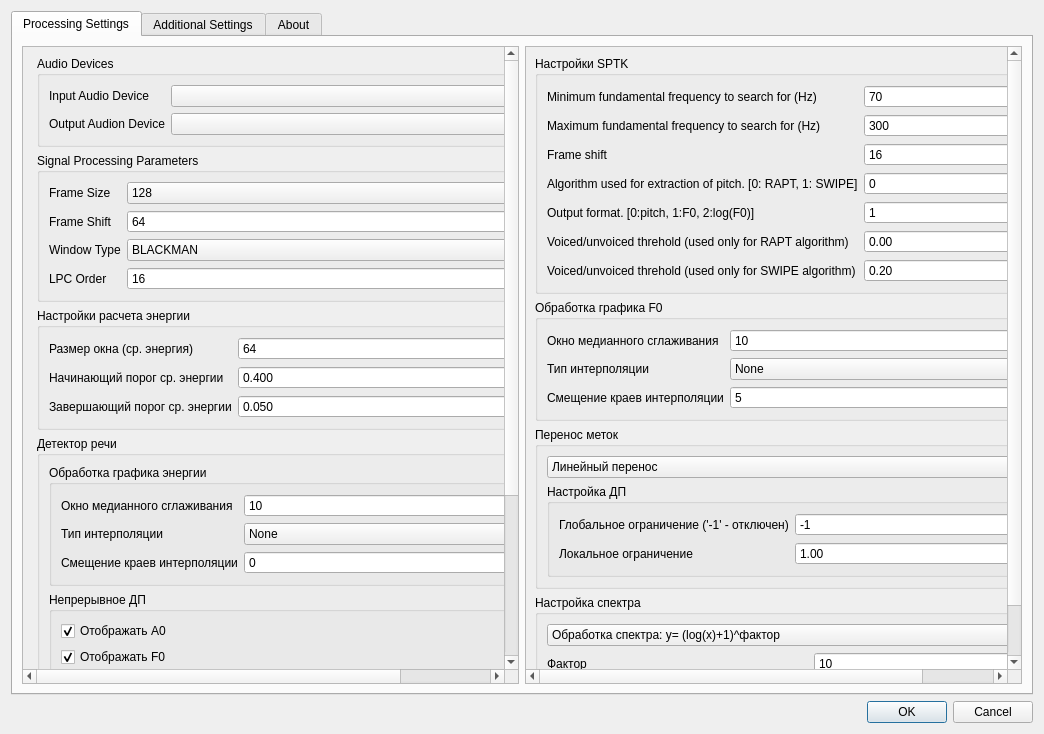
First picture: the form in settingsdialog.ui, repository zhitko/inton-trainer, before the edit.
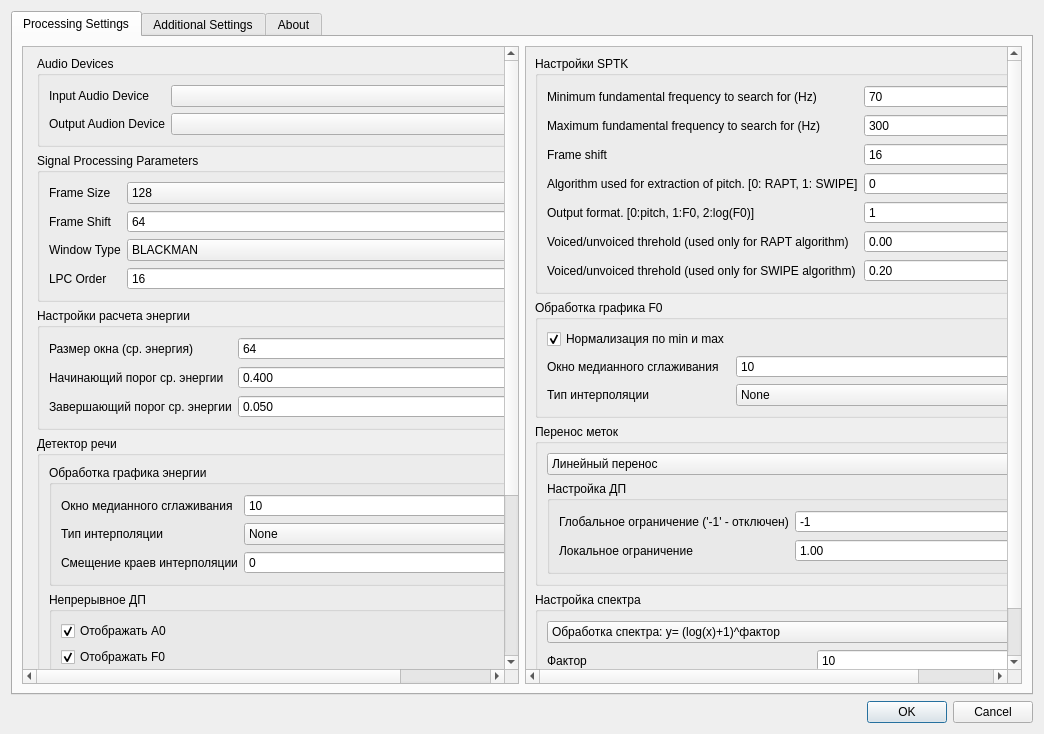
Second picture: the form after the edit. Icons and pictures are not drawn.

Commit message: add norm settings

What changed in the file:
```diff
--- a/settingsdialog.ui
+++ b/settingsdialog.ui
@@ -587,7 +587,7 @@
            <rect>
             <x>0</x>
             <y>0</y>
-            <width>504</width>
+            <width>505</width>
             <height>624</height>
            </rect>
           </property>
@@ -721,14 +721,14 @@
                 <string>Обработка графика F0</string>
                </property>
                <layout class="QFormLayout" name="formLayout_6">
-                <item row="0" column="0">
+                <item row="1" column="0">
                  <widget class="QLabel" name="label_19">
                   <property name="text">
                    <string>Окно медианного сглаживания</string>
                   </property>
                  </widget>
                 </item>
-                <item row="0" column="1">
+                <item row="1" column="1">
                  <widget class="QSpinBox" name="plotMidFrameF0Spin">
                   <property name="minimum">
                    <number>1</number>
@@ -738,14 +738,14 @@
                   </property>
                  </widget>
                 </item>
-                <item row="1" column="0">
+                <item row="2" column="0">
                  <widget class="QLabel" name="label_21">
                   <property name="text">
                    <string>Тип интерполяции</string>
                   </property>
                  </widget>
                 </item>
-                <item row="1" column="1">
+                <item row="2" column="1">
                  <widget class="QComboBox" name="plotInterpolationTypeF0Box">
                   <property name="currentIndex">
                    <number>0</number>
@@ -787,20 +787,13 @@
                   </item>
                  </widget>
                 </item>
-                <item row="2" column="0">
-                 <widget class="QLabel" name="label_20">
+                <item row="0" column="0">
+                 <widget class="QCheckBox" name="normF0MinMax">
                   <property name="text">
-                   <string>Смещение краев интерполяции</string>
+                   <string>Нормализация по min и max</string>
                   </property>
-                 </widget>
-                </item>
-                <item row="2" column="1">
-                 <widget class="QSpinBox" name="plotInterpolationEdgesF0Spin">
-                  <property name="minimum">
-                   <number>-99</number>
-                  </property>
-                  <property name="value">
-                   <number>5</number>
+                  <property name="checked">
+                   <bool>true</bool>
                   </property>
                  </widget>
                 </item>
```
The commit also changes 4 other files.
